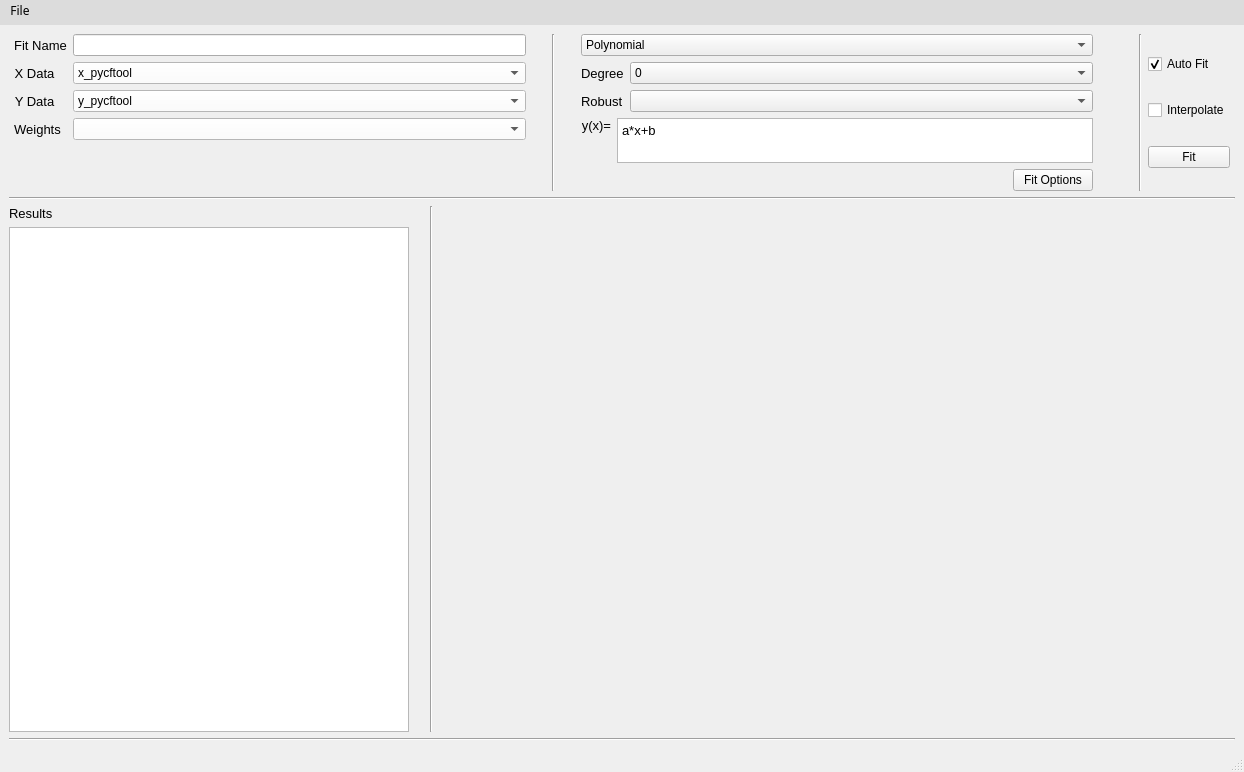
First picture: the form in pycftoolGUI.ui, repository TehForum/PyCftool, before the edit.
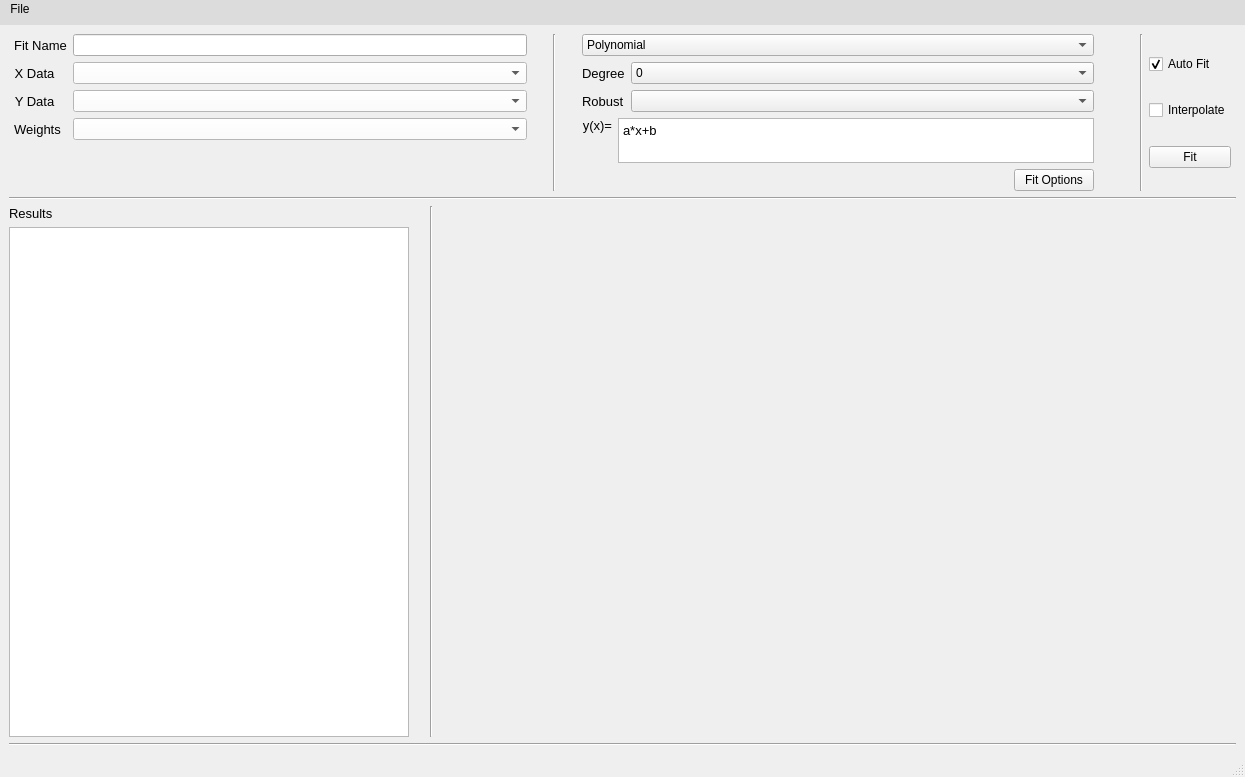
Second picture: the form after the edit. Custom widgets are drawn as their Qt base class.

Patch:
```diff
--- a/pycftoolGUI.ui
+++ b/pycftoolGUI.ui
@@ -6,8 +6,8 @@
    <rect>
     <x>0</x>
     <y>0</y>
-    <width>1244</width>
-    <height>772</height>
+    <width>1245</width>
+    <height>777</height>
    </rect>
   </property>
   <property name="windowTitle">
@@ -79,11 +79,6 @@
           <property name="styleSheet">
            <string notr="true">background-color: rgb(255, 255, 255);</string>
           </property>
-          <item>
-           <property name="text">
-            <string>x_pycftool</string>
-           </property>
-          </item>
          </widget>
         </item>
         <item row="2" column="0">
@@ -109,11 +104,6 @@
           <property name="styleSheet">
            <string notr="true">background-color: rgb(255, 255, 255);</string>
           </property>
-          <item>
-           <property name="text">
-            <string>y_pycftool</string>
-           </property>
-          </item>
          </widget>
         </item>
         <item row="3" column="0">
@@ -139,11 +129,6 @@
           <property name="styleSheet">
            <string notr="true">background-color: rgb(255, 255, 255);</string>
           </property>
-          <item>
-           <property name="text">
-            <string/>
-           </property>
-          </item>
          </widget>
         </item>
        </layout>
@@ -561,7 +546,7 @@
     <rect>
      <x>0</x>
      <y>0</y>
-     <width>1244</width>
+     <width>1245</width>
      <height>25</height>
     </rect>
    </property>
@@ -571,16 +556,6 @@
      <height>25</height>
     </size>
    </property>
-   <property name="font">
-    <font>
-     <family>Bahnschrift Light</family>
-     <pointsize>9</pointsize>
-     <weight>50</weight>
-     <bold>false</bold>
-     <underline>false</underline>
-     <strikeout>false</strikeout>
-    </font>
-   </property>
    <property name="layoutDirection">
     <enum>Qt::LeftToRight</enum>
    </property>
@@ -598,11 +573,6 @@
       <height>25</height>
      </size>
     </property>
-    <property name="font">
-     <font>
-      <pointsize>11</pointsize>
-     </font>
-    </property>
     <property name="title">
      <string>File</string>
     </property>
```
Left out of the diff: 11 changed lines with no effect on the pictures.
